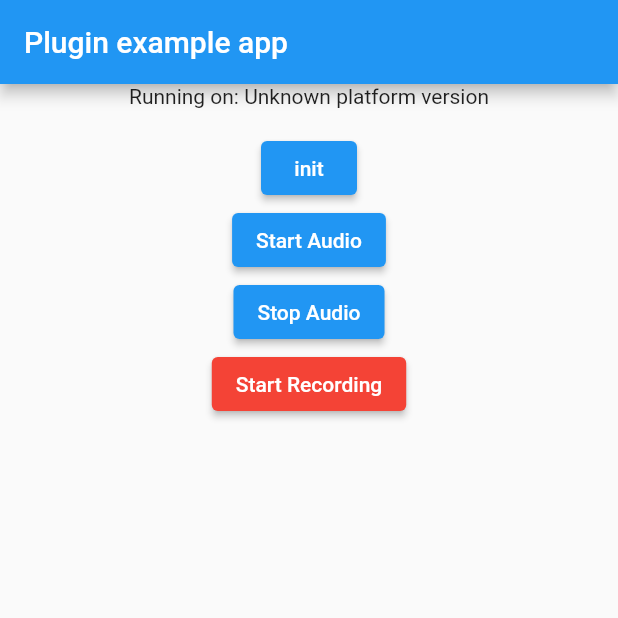
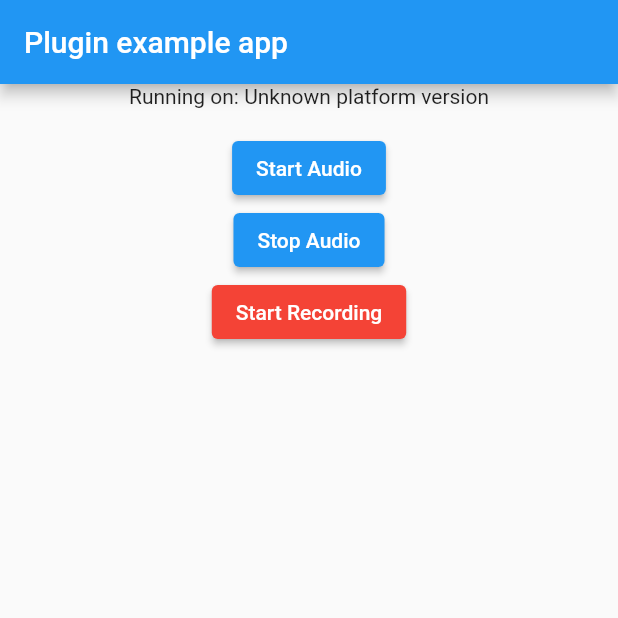
Before and after one commit to flowy-live/flowy_multimedia_flutter_sdk, a Flutter app: the screen it shows after launch, on a phone screen of 412 x 824 dp, the top half of it. Run offline on Flutter 3.47's test engine with Material 2 defaults, Android fonts, the phone set to English and light mode, and no system bars; our stand-ins replace plugin_platform_interface.

Commit message:
initting on frontend dart layer instead of ui

```diff
--- a/example/lib/main.dart
+++ b/example/lib/main.dart
@@ -73,12 +73,6 @@ class _MyAppState extends State<MyApp> {
               Text('Running on: $_platformVersion\n'),
               ElevatedButton(
                 onPressed: () async {
-                  await _flowyMultimediaPlugin.init();
-                },
-                child: const Text('init'),
-              ),
-              ElevatedButton(
-                onPressed: () async {
                   await _flowyMultimediaPlugin.startSendLiveAudio();
                 },
                 child: const Text('Start Audio'),
--- a/lib/flowy_multimedia.dart
+++ b/lib/flowy_multimedia.dart
@@ -8,6 +8,11 @@
 import 'flowy_multimedia_platform_interface.dart';
 
 class FlowyMultimedia {
+  FlowyMultimedia() {
+    init();
+  }
+
+
   Future<String?> getPlatformVersion() {
     return FlowyMultimediaPlatform.instance.getPlatformVersion();
   }
```
